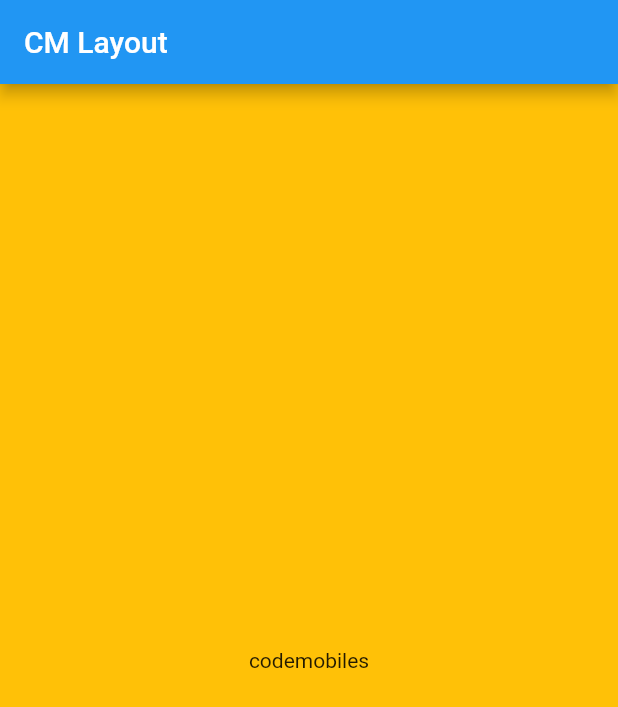
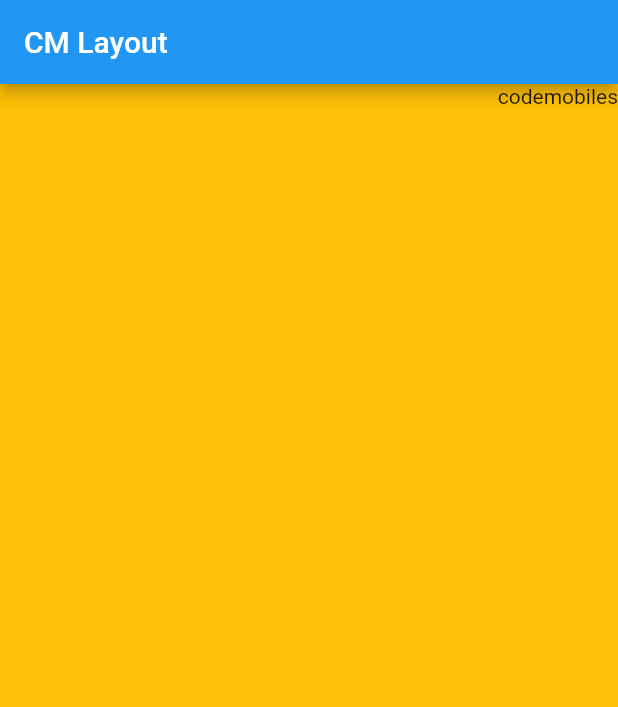
Before and after one commit to iiimomoniii/Flutter_App, a Flutter app: the screen it shows after launch, on a phone screen of 412 x 824 dp. Shown: the top 707 px of the screen. Run offline on Flutter 3.47's test engine with Material 2 defaults, Android fonts, the phone set to English and light mode, and no system bars.

Commit message:
Update Code
กำหนดตำเเหน่งของข้อความโดยใช้เเกน x,y

```diff
--- a/lib/main.dart
+++ b/lib/main.dart
@@ -22,8 +22,8 @@ class MyApp extends StatelessWidget {
           //กำหนดสีพื่นหลังของ Container
           color: Colors.amber,
           //alignment เป็นกำหนดตำเเหน่งของข้อความ
-          //FractionalOffset.center ให้ข้อความไปอยู่ตรงกลางจอ
-          alignment: FractionalOffset.center,
+          //FractionalOffset โดยใช้เเกน x,y โดยเ(0,0)จะอยู่ด้านบนซ้ายมือ
+          alignment: FractionalOffset(1,0),
           //ถ้ามีข้อความเกิดขึ้นข้อความ พื่นหลังของ Container (color: Colors) จะมีการเปลี่ยนเเปลงตามขอบเขตของ ข้อความนั้น
           child: Text("codemobiles"),
         ),
```
